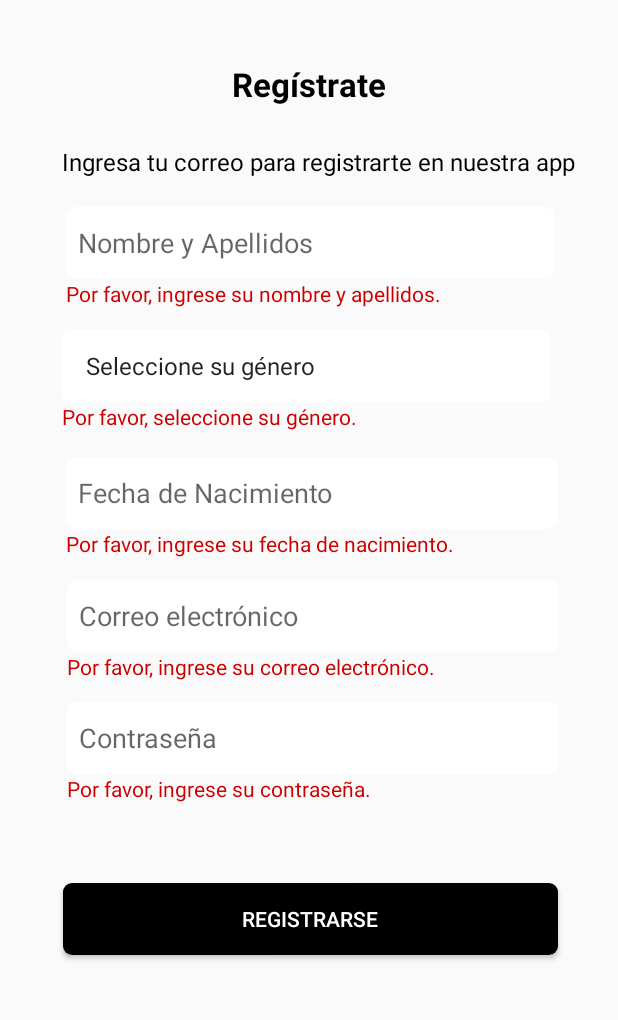
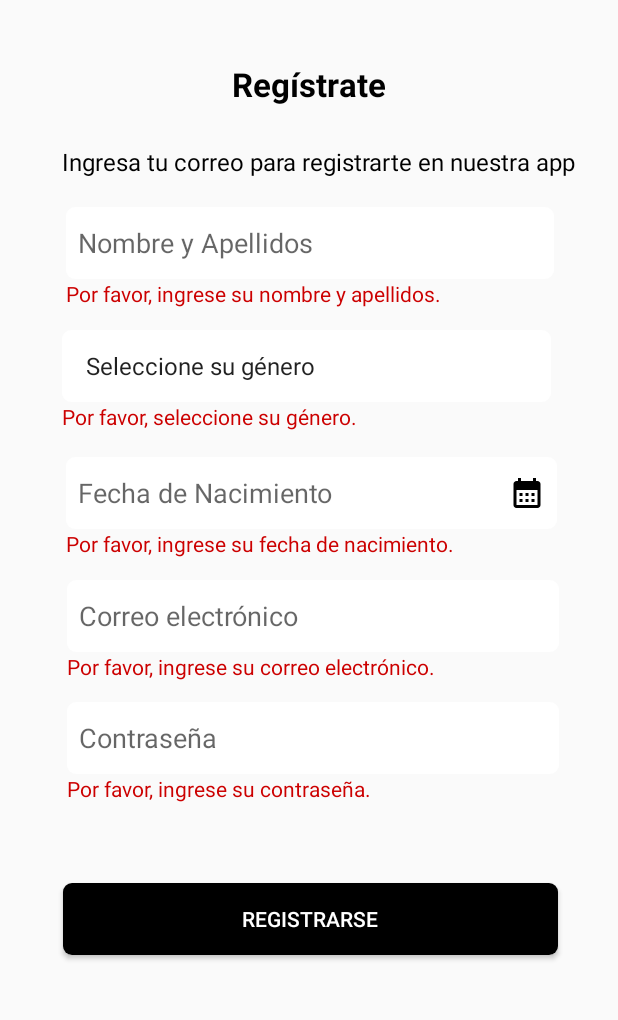
Before and after one commit to Hearly98/cinespoiler, an Android app: the RegisterActivity screen opened directly, with no data from a screen before it, after a tap on "REGISTRARSE", on a phone screen of 412 x 824 dp, the part 170-1190 px from its top. Run offline under Robolectric (Android 15) with nearby library versions, the phone set to English and light mode, and no system bars; our stand-ins replace Room's generated code.

Commit message:
campo nacimiento con calendario

```diff
--- a/app/src/main/java/com/cinespoiler/ui/RegisterActivity.kt
+++ b/app/src/main/java/com/cinespoiler/ui/RegisterActivity.kt
@@ -1,5 +1,6 @@
 package com.cinespoiler.ui
 
+import android.app.DatePickerDialog
 import android.content.Intent
 import android.os.Bundle
 import android.view.View
@@ -9,7 +10,6 @@ import androidx.lifecycle.lifecycleScope
 import com.cinespoiler.Gender
 import com.cinespoiler.MainActivity
 import com.cinespoiler.R
-
 import com.cinespoiler.dao.UserDao
 import com.cinespoiler.model.User
 import kotlinx.coroutines.Dispatchers
@@ -20,6 +20,7 @@ import java.util.*
 
 class RegisterActivity : AppCompatActivity() {
     private lateinit var userDao: UserDao
+    private lateinit var birthdateEditText: EditText
 
     override fun onCreate(savedInstanceState: Bundle?) {
         super.onCreate(savedInstanceState)
@@ -27,8 +28,38 @@ class RegisterActivity : AppCompatActivity() {
 
         userDao = UserApplication.database.userDao()
 
+        birthdateEditText = findViewById(R.id.et_DateRegister)
+        setupDatePicker()
         setupGenderSpinner()
         setupRegisterButton()
+    }
+
+    private fun setupDatePicker() {
+        birthdateEditText.setOnClickListener {
+            showDatePickerDialog()
+        }
+    }
+
+    private fun showDatePickerDialog() {
+        val calendar = Calendar.getInstance()
+        val year = calendar.get(Calendar.YEAR)
+        val month = calendar.get(Calendar.MONTH)
+        val day = calendar.get(Calendar.DAY_OF_MONTH)
+
+        val datePickerDialog = DatePickerDialog(
+            this,
+            { _, selectedYear, selectedMonth, selectedDay ->
+                val selectedDate = Calendar.getInstance()
+                selectedDate.set(selectedYear, selectedMonth, selectedDay)
+                val dateFormat = SimpleDateFormat("dd/MM/yyyy", Locale.getDefault())
+                birthdateEditText.setText(dateFormat.format(selectedDate.time))
+            },
+            year,
+            month,
+            day
+        )
+
+        datePickerDialog.show()
     }
 
     private fun setupGenderSpinner() {
@@ -44,7 +75,6 @@ class RegisterActivity : AppCompatActivity() {
 
     private fun setupRegisterButton() {
         val nameEditText: EditText = findViewById(R.id.et_NameRegister)
-        val birthdateEditText: EditText = findViewById(R.id.et_DateRegister)
         val emailEditText: EditText = findViewById(R.id.et_EmailRegister)
         val passwordEditText: EditText = findViewById(R.id.et_PasswordRegister)
         val registerButton: Button = findViewById(R.id.btn_register)
@@ -62,7 +92,7 @@ class RegisterActivity : AppCompatActivity() {
             val email = emailEditText.text.toString()
             val password = passwordEditText.text.toString()
 
-            var isValid = validateInput(
+            val isValid = validateInput(
                 name, gender, birthdate, email, password,
                 nameErrorTextView, genderErrorTextView, birthdateErrorTextView, emailErrorTextView, passwordErrorTextView
             )
--- /dev/null
+++ b/app/src/main/res/drawable/ic_calendar.xml
@@ -0,0 +1,5 @@
+<vector android:height="24dp" android:tint="#000000"
+    android:viewportHeight="24" android:viewportWidth="24"
+    android:width="24dp" xmlns:android="http://schemas.android.com/apk/res/android">
+    <path android:fillColor="@android:color/white" android:pathData="M19,4h-1V2h-2v2H8V2H6v2H5C3.89,4 3.01,4.9 3.01,6L3,20c0,1.1 0.89,2 2,2h14c1.1,0 2,-0.9 2,-2V6C21,4.9 20.1,4 19,4zM19,20H5V10h14V20zM9,14H7v-2h2V14zM13,14h-2v-2h2V14zM17,14h-2v-2h2V14zM9,18H7v-2h2V18zM13,18h-2v-2h2V18zM17,18h-2v-2h2V18z"/>
+</vector>
--- a/app/src/main/res/layout/activity_register.xml
+++ b/app/src/main/res/layout/activity_register.xml
@@ -118,7 +118,10 @@
         android:background="@drawable/bg_border_black"
         android:ems="10"
         android:hint="Fecha de Nacimiento"
-        android:inputType="date"
+        android:inputType="none"
+        android:focusable="false"
+        android:clickable="true"
+        android:drawableEnd="@drawable/ic_calendar"
         android:padding="8dp"
         android:paddingLeft="10dp"
         android:paddingRight="10dp"
```
